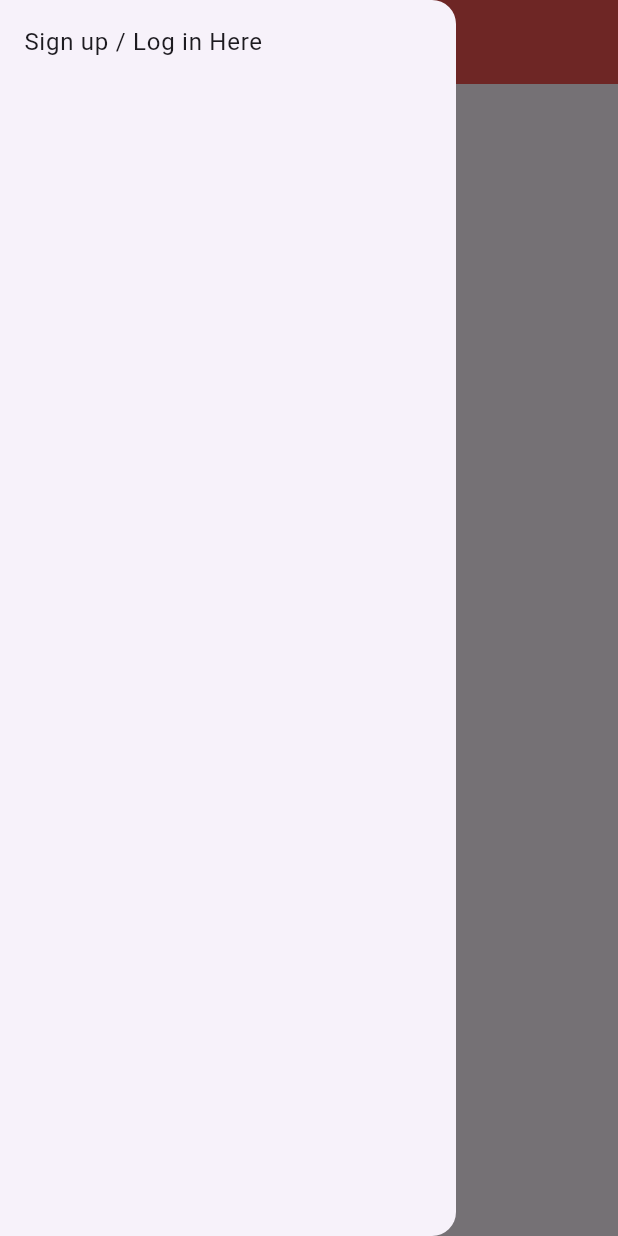
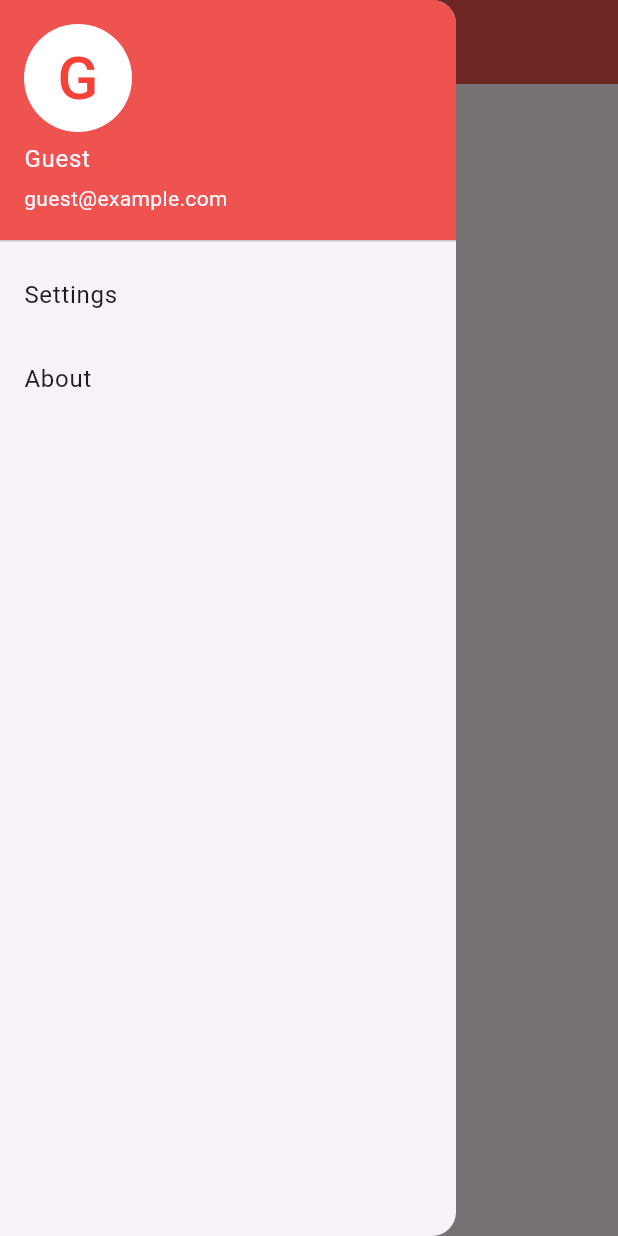
Before and after one commit to AdnanKhaleeli/MetronomeAPP, a Flutter app: the SignIn screen opened by its route, with the side drawer open, on a phone screen of 412 x 824 dp. Run offline on Flutter 3.47's test engine with Material 3 defaults, Android fonts, the phone set to English and light mode, and no system bars; our stand-ins replace audioplayers; missing offline and left inert: mongo_dart.

Commit message:
Fixed the pages a bit

```diff
--- /dev/null
+++ b/lib/customdrawer.dart
@@ -0,0 +1,60 @@
+import 'package:flutter/material.dart';
+
+class CustomDrawer extends StatelessWidget {
+  final bool isUserSignedIn;
+  final bool isOnSignInPage; // New parameter to check if on sign-in page
+
+  CustomDrawer({
+    this.isUserSignedIn = false,
+    this.isOnSignInPage = false, // Default to false
+  });
+
+  @override
+  Widget build(BuildContext context) {
+    return Drawer(
+      child: ListView(
+        padding: const EdgeInsets.all(0),
+        children: <Widget>[
+          UserAccountsDrawerHeader(
+            accountName: Text(isUserSignedIn ? "User Name" : "Guest"),
+            accountEmail: Text(isUserSignedIn ? "user@example.com" : "guest@example.com"),
+            currentAccountPicture: CircleAvatar(
+              backgroundColor: Colors.white,
+              child: Text(
+                isUserSignedIn ? "U" : "G",
+                style: TextStyle(fontSize: 40.0, color: Colors.red),
+              ),
+            ),
+            decoration: BoxDecoration(
+              color: Colors.red[400],
+            ),
+          ),
+          if (!isOnSignInPage) // Only show this if not on sign-in page
+            ListTile(
+              title: Text(isUserSignedIn ? 'Profile' : 'Sign Up / Log In'),
+              onTap: () {
+                if (isUserSignedIn) {
+                  // Navigate to profile
+                } else {
+                  Navigator.pushNamed(context, '/sign_in');
+                }
+              },
+            ),
+          ListTile(
+            title: Text('Settings'),
+            onTap: () {
+              // Navigate to Settings
+              Navigator.pushNamed(context, '/settings');
+            },
+          ),
+          ListTile(
+            title: Text('About'),
+            onTap: () {
+              // Navigate to About
+            },
+          ),
+        ],
+      ),
+    );
+  }
+}
--- a/lib/main.dart
+++ b/lib/main.dart
@@ -5,6 +5,7 @@ import 'database.dart';
 
 import 'sign_in.dart';
 import 'settings.dart';
+import 'customdrawer.dart';
 
 // App
 void main() async {
@@ -12,7 +13,8 @@ void main() async {
   var db = DatabaseHelper();
   await db.init();
 
-  bool result = await db.insertStudent(name: 'Adnan', pwd: '2782738');
+  bool result = await db.insertStudent(
+      username: 'Adnan', pwd: '2782738', profilename: 'profile_Name');
   print(result);
 
   runApp(MyApp());
@@ -28,6 +30,7 @@ class MyApp extends StatelessWidget {
         '/': (context) => MetronomeApp(),
         '/sign_in': (context) => SignIn(),
       },
+      debugShowCheckedModeBanner: false,
     );
   }
 }
@@ -52,10 +55,12 @@ class _MetronomeAppState extends State<MetronomeApp> {
   void startMetronome(int subdivisions) {
     playing = true;
     final double oneBeat = 60 / _bpm;
-    final double tickDuration = (subdivisions == 1) ? oneBeat : oneBeat / subdivisions;
+    final double tickDuration =
+        (subdivisions == 1) ? oneBeat : oneBeat / subdivisions;
 
     _timer?.cancel(); // Cancel any existing timer
-    _timer = Timer.periodic(Duration(milliseconds: (tickDuration * 1000).toInt()), (timer) async {
+    _timer = Timer.periodic(
+        Duration(milliseconds: (tickDuration * 1000).toInt()), (timer) async {
       tickCount++;
       await player.setSource(AssetSource('tick_sound_156.wav'));
 
@@ -105,7 +110,8 @@ class _MetronomeAppState extends State<MetronomeApp> {
                     if (_bpm > 40) {
                       _bpm -= 1;
                       stopMetronome();
-                      startMetronome(currentSubdivisions); // Restart with new BPM
+                      startMetronome(
+                          currentSubdivisions); // Restart with new BPM
                     }
                   });
                 },
@@ -129,7 +135,8 @@ class _MetronomeAppState extends State<MetronomeApp> {
                     if (_bpm < 199) {
                       _bpm += 1;
                       stopMetronome();
-                      startMetronome(currentSubdivisions); // Restart with new BPM
+                      startMetronome(
+                          currentSubdivisions); // Restart with new BPM
                     }
                   });
                 },
@@ -143,7 +150,8 @@ class _MetronomeAppState extends State<MetronomeApp> {
               ElevatedButton(
                 onPressed: () {
                   stopMetronome();
-                  startMetronome(currentSubdivisions); // Start with current subdivisions
+                  startMetronome(
+                      currentSubdivisions); // Start with current subdivisions
                 },
                 child: Text('Start'),
               ),
@@ -160,14 +168,16 @@ class _MetronomeAppState extends State<MetronomeApp> {
             children: [
               ElevatedButton(
                 style: ElevatedButton.styleFrom(
-                  backgroundColor: selectedSubdivisionIndex == 0 ? Colors.red : Colors.white,
+                  backgroundColor:
+                      selectedSubdivisionIndex == 0 ? Colors.red : Colors.white,
                 ),
                 onPressed: () {
                   setState(() {
                     selectedSubdivisionIndex = 0; // Whole note
                     currentSubdivisions = 1;
                     stopMetronome();
-                    startMetronome(currentSubdivisions); // Restart with whole notes
+                    startMetronome(
+                        currentSubdivisions); // Restart with whole notes
                   });
                 },
                 child: Text('Whole'),
@@ -175,14 +185,16 @@ class _MetronomeAppState extends State<MetronomeApp> {
               SizedBox(width: 8),
               ElevatedButton(
                 style: ElevatedButton.styleFrom(
-                  backgroundColor: selectedSubdivisionIndex == 1 ? Colors.red : Colors.white,
+                  backgroundColor:
+                      selectedSubdivisionIndex == 1 ? Colors.red : Colors.white,
                 ),
                 onPressed: () {
                   setState(() {
                     selectedSubdivisionIndex = 1; // Eighth notes
                     currentSubdivisions = 2;
                     stopMetronome();
-                    startMetronome(currentSubdivisions); // Restart with eighth notes
+                    startMetronome(
+                        currentSubdivisions); // Restart with eighth notes
                   });
                 },
                 child: Text('Eighth'),
@@ -190,14 +202,16 @@ class _MetronomeAppState extends State<MetronomeApp> {
               SizedBox(width: 8),
               ElevatedButton(
                 style: ElevatedButton.styleFrom(
-                  backgroundColor: selectedSubdivisionIndex == 2 ? Colors.red : Colors.white,
+                  backgroundColor:
+                      selectedSubdivisionIndex == 2 ? Colors.red : Colors.white,
                 ),
                 onPressed: () {
                   setState(() {
                     selectedSubdivisionIndex = 2; // Triplets
                     currentSubdivisions = 3;
                     stopMetronome();
-                    startMetronome(currentSubdivisions); // Restart with triplets
+                    startMetronome(
+                        currentSubdivisions); // Restart with triplets
                   });
                 },
                 child: Text('Triplet'),
@@ -205,14 +219,16 @@ class _MetronomeAppState extends State<MetronomeApp> {
               SizedBox(width: 8),
               ElevatedButton(
                 style: ElevatedButton.styleFrom(
-                  backgroundColor: selectedSubdivisionIndex == 3 ? Colors.red : Colors.white,
+                  backgroundColor:
+                      selectedSubdivisionIndex == 3 ? Colors.red : Colors.white,
                 ),
                 onPressed: () {
                   setState(() {
                     selectedSubdivisionIndex = 3; // Sixteenth notes
                     currentSubdivisions = 4;
                     stopMetronome();
-                    startMetronome(currentSubdivisions); // Restart with sixteenth notes
+                    startMetronome(
+                        currentSubdivisions); // Restart with sixteenth notes
                   });
                 },
                 child: Text('Sixteenth'),
@@ -224,23 +240,3 @@ class _MetronomeAppState extends State<MetronomeApp> {
     );
   }
 }
-
-// Custom Drawer
-class CustomDrawer extends StatelessWidget {
-  @override
-  Widget build(BuildContext context) {
-    return Drawer(
-      child: ListView(
-        padding: const EdgeInsets.all(0),
-        children: <Widget>[
-          ListTile(
-            title: const Text('Sign up / Log in Here'),
-            onTap: () {
-              Navigator.pushNamed(context, '/sign_in');
-            },
-          ),
-        ],
-      ),
-    );
-  }
-}
--- a/lib/sign_in.dart
+++ b/lib/sign_in.dart
@@ -1,5 +1,6 @@
 import 'package:flutter/material.dart';
-import 'main.dart';
+import 'customdrawer.dart';
+
 
 class SignIn extends StatelessWidget {
   const SignIn({super.key});
@@ -12,7 +13,7 @@ class SignIn extends StatelessWidget {
         centerTitle: true,
         backgroundColor: Colors.red[400],
       ),
-      drawer: CustomDrawer(), // Use the same CustomDrawer
+      drawer: CustomDrawer(isOnSignInPage: true,),
       body: Center(
         child: Text('Sign In Screen'),
       ),
```
Also changed, not shown: lib/database.dart (+8 -3 lines).
